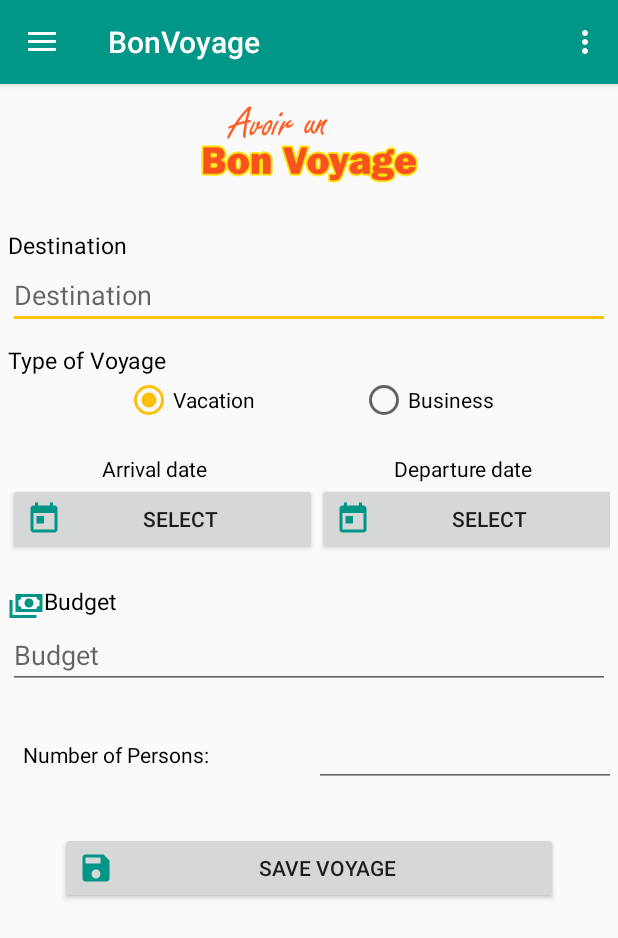
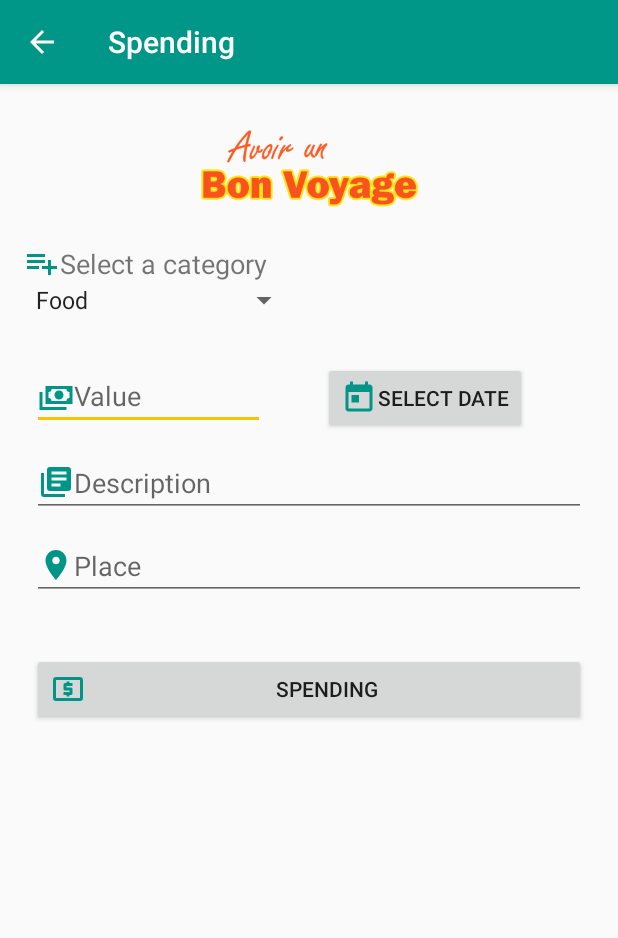
Before and after one commit to paulonova/BonVoyage, an Android app: the screen it shows after launch (MenuActivity before the commit, SpendingActivity after it), in the side drawer, after a tap on "New Spending", on a phone screen of 412 x 824 dp. Shown: the top 938 px of the screen. Run offline under Robolectric (Android 15) with nearby library versions, the phone set to English and light mode, and no system bars.

Commit message:
Commit: Implemented the SpendingActivity and layout star_date: 160422

```diff
--- a/app/build.gradle
+++ b/app/build.gradle
@@ -25,4 +25,5 @@ dependencies {
     compile 'com.android.support:appcompat-v7:23.1.1'
     compile 'com.android.support:design:23.1.1'
     compile 'com.android.support:support-v4:23.1.1'
+    compile 'com.firebase:firebase-client-android:2.5.2'
 }
--- a/app/src/main/java/se/paulo/nackademin/examen/bonvoyage/MenuActivity.java
+++ b/app/src/main/java/se/paulo/nackademin/examen/bonvoyage/MenuActivity.java
@@ -1,5 +1,6 @@
 package se.paulo.nackademin.examen.bonvoyage;
 
+import android.content.Context;
 import android.content.Intent;
 import android.os.Bundle;
 import android.support.design.widget.FloatingActionButton;
@@ -13,6 +14,8 @@ import android.support.v7.app.AppCompatActivity;
 import android.support.v7.widget.Toolbar;
 import android.view.Menu;
 import android.view.MenuItem;
+import android.view.WindowManager;
+import android.view.inputmethod.InputMethodManager;
 import android.widget.Toast;
 
 public class MenuActivity extends AppCompatActivity
@@ -24,6 +27,9 @@ public class MenuActivity extends AppCompatActivity
         setContentView(R.layout.activity_menu);
         Toolbar toolbar = (Toolbar) findViewById(R.id.toolbar);
         setSupportActionBar(toolbar);
+
+        //hiding the soft-keyboard
+        getWindow().setSoftInputMode(WindowManager.LayoutParams.SOFT_INPUT_STATE_ALWAYS_HIDDEN);
 
 
 
@@ -88,7 +94,9 @@ public class MenuActivity extends AppCompatActivity
                 break;
 
             case R.id.new_spending:
-
+                Intent intentSpending = new Intent(this, SpendingActivity.class);
+                intentSpending.addFlags(Intent.FLAG_ACTIVITY_CLEAR_TASK);
+                startActivity(intentSpending);
                 break;
 
             case R.id.show_voyages:
@@ -104,15 +112,19 @@ public class MenuActivity extends AppCompatActivity
                 break;
 
             case R.id.nav_info:
-                Intent intent = new Intent(this, BonVoyageInfoActivity.class);
-                startActivity(intent);
+                Intent intentInfo = new Intent(this, BonVoyageInfoActivity.class);
+                intentInfo.addFlags(Intent.FLAG_ACTIVITY_CLEAR_TASK);
+                startActivity(intentInfo);
                 break;
 
             case R.id.logout:
                 Intent logout = new Intent(this, LoginPage.class);
                 logout.addFlags(Intent.FLAG_ACTIVITY_CLEAR_TASK);
                 startActivity(logout);
+                finish();
         }
+
+
 
 
         DrawerLayout drawer = (DrawerLayout) findViewById(R.id.drawer_layout);
--- a/app/src/main/java/se/paulo/nackademin/examen/bonvoyage/RegisterActivity.java
+++ b/app/src/main/java/se/paulo/nackademin/examen/bonvoyage/RegisterActivity.java
@@ -14,8 +14,6 @@ public class RegisterActivity extends AppCompatActivity {
         super.onCreate(savedInstanceState);
         setContentView(R.layout.activity_register);
 
-
-
     }
 
 
--- /dev/null
+++ b/app/src/main/java/se/paulo/nackademin/examen/bonvoyage/SpendingActivity.java
@@ -0,0 +1,61 @@
+package se.paulo.nackademin.examen.bonvoyage;
+
+import android.os.Bundle;
+import android.support.design.widget.FloatingActionButton;
+import android.support.design.widget.Snackbar;
+import android.support.v7.app.AppCompatActivity;
+import android.support.v7.widget.Toolbar;
+import android.util.Log;
+import android.view.View;
+import android.widget.AdapterView;
+import android.widget.ArrayAdapter;
+import android.widget.Spinner;
+
+import java.util.ArrayList;
+import java.util.List;
+
+public class SpendingActivity extends AppCompatActivity implements AdapterView.OnItemSelectedListener {
+
+    Spinner categories;
+    List<String> categorieList;
+
+
+    @Override
+    protected void onCreate(Bundle savedInstanceState) {
+        super.onCreate(savedInstanceState);
+        setContentView(R.layout.activity_spending);
+        Toolbar toolbar = (Toolbar) findViewById(R.id.toolbar);
+        setSupportActionBar(toolbar);
+
+        categories = (Spinner)findViewById(R.id.spinner_category);
+        categories.setPrompt("Select a category");
+        categories.setOnItemSelectedListener(this);
+
+
+        categorieList = new ArrayList<>();
+        categorieList.add("Food");
+        categorieList.add("Fuel");
+        categorieList.add("Transportation");
+        categorieList.add("Accommodation");
+        categorieList.add("Others");
+
+        ArrayAdapter<String> spinnAdapter = new ArrayAdapter<String>(this, android.R.layout.simple_spinner_item, categorieList);
+        spinnAdapter.setDropDownViewResource(android.R.layout.simple_spinner_dropdown_item);
+        categories.setAdapter(spinnAdapter);
+
+
+
+        getSupportActionBar().setDisplayHomeAsUpEnabled(true);
+    }
+
+    @Override
+    public void onItemSelected(AdapterView<?> parent, View view, int position, long id) {
+        // On selecting a spinner item
+        String item = parent.getItemAtPosition(position).toString();
+    }
+
+    @Override
+    public void onNothingSelected(AdapterView<?> parent) {
+        //Do nothing..
+    }
+}
--- /dev/null
+++ b/app/src/main/res/drawable/cash_usd.xml
@@ -0,0 +1,8 @@
+<!-- drawable/cash_usd.xml -->
+<vector xmlns:android="http://schemas.android.com/apk/res/android"
+    android:height="24dp"
+    android:width="24dp"
+    android:viewportWidth="24"
+    android:viewportHeight="24">
+    <path android:fillColor="#009587" android:pathData="M20,18H4V6H20M20,4H4C2.89,4 2,4.89 2,6V18A2,2 0 0,0 4,20H20A2,2 0 0,0 22,18V6C22,4.89 21.1,4 20,4M11,17H13V16H14A1,1 0 0,0 15,15V12A1,1 0 0,0 14,11H11V10H15V8H13V7H11V8H10A1,1 0 0,0 9,9V12A1,1 0 0,0 10,13H13V14H9V16H11V17Z" />
+</vector>
--- /dev/null
+++ b/app/src/main/res/drawable/ic_place_black_24dp.xml
@@ -0,0 +1,9 @@
+<vector xmlns:android="http://schemas.android.com/apk/res/android"
+        android:width="24dp"
+        android:height="24dp"
+        android:viewportWidth="24.0"
+        android:viewportHeight="24.0">
+    <path
+        android:fillColor="#009587"
+        android:pathData="M12,2C8.13,2 5,5.13 5,9c0,5.25 7,13 7,13s7,-7.75 7,-13c0,-3.87 -3.13,-7 -7,-7zM12,11.5c-1.38,0 -2.5,-1.12 -2.5,-2.5s1.12,-2.5 2.5,-2.5 2.5,1.12 2.5,2.5 -1.12,2.5 -2.5,2.5z"/>
+</vector>
--- /dev/null
+++ b/app/src/main/res/drawable/ic_playlist_add_black_24dp.xml
@@ -0,0 +1,9 @@
+<vector xmlns:android="http://schemas.android.com/apk/res/android"
+        android:width="24dp"
+        android:height="24dp"
+        android:viewportWidth="24.0"
+        android:viewportHeight="24.0">
+    <path
+        android:fillColor="#009587"
+        android:pathData="M14,10L2,10v2h12v-2zM14,6L2,6v2h12L14,6zM18,14v-4h-2v4h-4v2h4v4h2v-4h4v-2h-4zM2,16h8v-2L2,14v2z"/>
+</vector>
--- /dev/null
+++ b/app/src/main/res/drawable/library_books.xml
@@ -0,0 +1,8 @@
+<!-- drawable/library_books.xml -->
+<vector xmlns:android="http://schemas.android.com/apk/res/android"
+    android:height="24dp"
+    android:width="24dp"
+    android:viewportWidth="24"
+    android:viewportHeight="24">
+    <path android:fillColor="#009587" android:pathData="M19,7H9V5H19M15,15H9V13H15M19,11H9V9H19M20,2H8A2,2 0 0,0 6,4V16A2,2 0 0,0 8,18H20A2,2 0 0,0 22,16V4A2,2 0 0,0 20,2M4,6H2V20A2,2 0 0,0 4,22H18V20H4V6Z" />
+</vector>
--- /dev/null
+++ b/app/src/main/res/layout/activity_spending.xml
@@ -0,0 +1,27 @@
+<?xml version="1.0" encoding="utf-8"?>
+<android.support.design.widget.CoordinatorLayout xmlns:android="http://schemas.android.com/apk/res/android"
+    xmlns:app="http://schemas.android.com/apk/res-auto"
+    xmlns:tools="http://schemas.android.com/tools"
+    android:layout_width="match_parent"
+    android:layout_height="match_parent"
+    android:fitsSystemWindows="true"
+    tools:context="se.paulo.nackademin.examen.bonvoyage.SpendingActivity">
+
+    <android.support.design.widget.AppBarLayout
+        android:layout_width="match_parent"
+        android:layout_height="wrap_content"
+        android:theme="@style/AppTheme.AppBarOverlay">
+
+        <android.support.v7.widget.Toolbar
+            android:id="@+id/toolbar"
+            android:layout_width="match_parent"
+            android:layout_height="?attr/actionBarSize"
+            android:background="?attr/colorPrimary"
+            app:popupTheme="@style/AppTheme.PopupOverlay" />
+
+    </android.support.design.widget.AppBarLayout>
+
+    <include layout="@layout/content_spending" />
+
+
+</android.support.design.widget.CoordinatorLayout>
--- /dev/null
+++ b/app/src/main/res/layout/content_spending.xml
@@ -0,0 +1,119 @@
+<?xml version="1.0" encoding="utf-8"?>
+<RelativeLayout xmlns:android="http://schemas.android.com/apk/res/android"
+    xmlns:app="http://schemas.android.com/apk/res-auto"
+    xmlns:tools="http://schemas.android.com/tools"
+    android:layout_width="match_parent"
+    android:layout_height="match_parent"
+    android:paddingBottom="@dimen/activity_vertical_margin"
+    android:paddingLeft="@dimen/activity_horizontal_margin"
+    android:paddingRight="@dimen/activity_horizontal_margin"
+    android:paddingTop="@dimen/activity_vertical_margin"
+    app:layout_behavior="@string/appbar_scrolling_view_behavior"
+    tools:context="se.paulo.nackademin.examen.bonvoyage.SpendingActivity"
+    tools:showIn="@layout/activity_spending">
+
+
+    <LinearLayout
+        android:layout_width="match_parent"
+        android:layout_height="wrap_content"
+        android:orientation="vertical">
+
+
+
+        <ImageView
+            android:layout_width="157dp"
+            android:layout_height="61dp"
+            android:layout_gravity="center"
+            android:layout_marginTop="10dp"
+            android:src="@drawable/logo_text" />
+
+        <TextView
+            android:layout_width="wrap_content"
+            android:layout_height="wrap_content"
+            android:text="@string/select_spinner"
+            android:drawableLeft="@drawable/ic_playlist_add_black_24dp"
+            android:textSize="18sp"
+            android:layout_marginTop="20dp"/>
+
+        <Spinner
+            android:id="@+id/spinner_category"
+            android:layout_width="wrap_content"
+            android:layout_height="wrap_content"
+            android:spinnerMode="dialog"/>
+
+        <TextView
+            android:id="@+id/destination"
+            android:layout_width="wrap_content"
+            android:layout_height="wrap_content"
+            android:layout_gravity="center"
+            android:textAppearance="?android:attr/textAppearanceLarge"
+            android:textColor="#fe000000"
+            android:textStyle="bold" />
+
+
+        <TableLayout xmlns:android="http://schemas.android.com/apk/res/android"
+            android:id="@+id/tableNewSpending"
+            android:layout_width="match_parent"
+            android:layout_height="wrap_content"
+            android:layout_marginLeft="5dp"
+            android:layout_marginRight="5dp"
+            android:stretchColumns="0,1,">
+
+            <TableRow>
+
+                <EditText
+                    android:id="@+id/value"
+                    android:layout_width="wrap_content"
+                    android:layout_height="wrap_content"
+                    android:drawableLeft="@drawable/cash_multiple"
+                    android:hint="@string/value"
+                    android:inputType="numberDecimal" />
+
+                <Button
+                    android:id="@+id/date"
+                    android:layout_width="match_parent"
+                    android:layout_height="wrap_content"
+                    android:layout_gravity="center"
+                    android:drawableLeft="@drawable/ic_calendar_24dp"
+                    android:text="@string/select_date" />
+
+
+            </TableRow>
+
+            <EditText
+                android:id="@+id/descriptionTxt"
+                android:layout_width="match_parent"
+                android:layout_height="wrap_content"
+                android:layout_marginTop="10dp"
+                android:drawableLeft="@drawable/library_books"
+                android:hint="@string/description"
+                android:inputType="text" />
+
+            <EditText
+                android:id="@+id/placeTxt"
+                android:layout_width="match_parent"
+                android:layout_height="wrap_content"
+                android:layout_marginTop="10dp"
+                android:drawableLeft="@drawable/ic_place_black_24dp"
+                android:hint="@string/place"
+                android:inputType="text" />
+
+            <Button
+                android:id="@+id/spending"
+                android:layout_width="wrap_content"
+                android:layout_height="wrap_content"
+                android:layout_gravity="center"
+                android:layout_marginTop="35dp"
+                android:drawableLeft="@drawable/cash_usd"
+                android:onClick="saveSpending"
+                android:text="@string/spending" />
+
+
+        </TableLayout>
+
+
+    </LinearLayout>
+
+
+
+</RelativeLayout>
--- a/app/src/main/res/values/strings.xml
+++ b/app/src/main/res/values/strings.xml
@@ -147,4 +147,13 @@
     <string name="share">Share</string>
     <string name="info">Info</string>
     <string name="logout">Logout</string>
+    <string name="title_activity_spending">Spending</string>
+    <string name="value">Value</string>
+    <string name="select_date">Select date</string>
+    <string name="description">Description</string>
+    <string name="place">Place</string>
+    <string name="spending">Spending</string>
+    <string name="select_spinner">Select a category</string>
+
+
 </resources>
```
Also changed, not shown: app/src/main/AndroidManifest.xml (+14 -4 lines).
